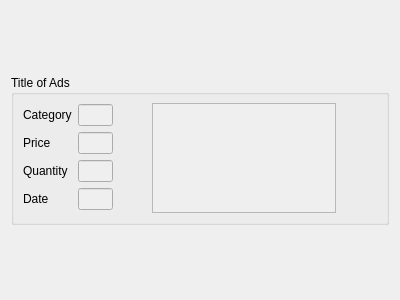
The window that Ipiranga_GUI/layout/adslayout.ui (Hugo-NF/App_Ipiranga) describes before a commit, drawn with Qt 5.
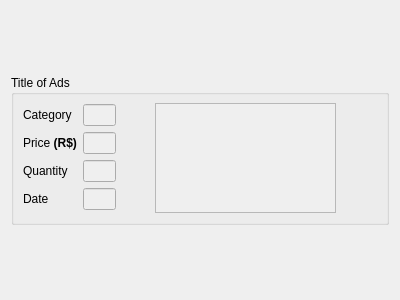
The same window after the commit. Icons and pictures are not drawn.

The edit to the form file:
```diff
--- a/Ipiranga_GUI/layout/adslayout.ui
+++ b/Ipiranga_GUI/layout/adslayout.ui
@@ -92,7 +92,7 @@
          <item row="1" column="0">
           <widget class="QLabel" name="label_price">
            <property name="text">
-            <string>Price</string>
+            <string>&lt;html&gt;&lt;head/&gt;&lt;body&gt;&lt;p&gt;Price &lt;span style=&quot; font-size:9pt; font-weight:600;&quot;&gt;(R$)&lt;/span&gt;&lt;/p&gt;&lt;/body&gt;&lt;/html&gt;</string>
            </property>
           </widget>
          </item>
```
